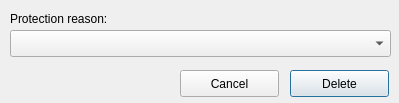
This is huggle/protectpage.ui in huggle/huggle3-qt-lx as Qt 5 draws it before an edit. The edited form follows.
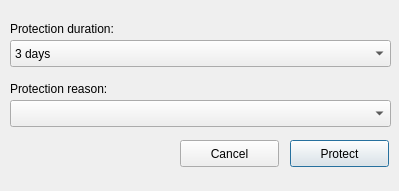
This is the edited form.

Commit message: protect page done

```diff
--- a/huggle/protectpage.ui
+++ b/huggle/protectpage.ui
@@ -7,7 +7,7 @@
     <x>0</x>
     <y>0</y>
     <width>399</width>
-    <height>103</height>
+    <height>191</height>
    </rect>
   </property>
   <property name="windowTitle">
@@ -17,7 +17,7 @@
    <property name="geometry">
     <rect>
      <x>180</x>
-     <y>70</y>
+     <y>140</y>
      <width>99</width>
      <height>27</height>
     </rect>
@@ -30,13 +30,13 @@
    <property name="geometry">
     <rect>
      <x>290</x>
-     <y>70</y>
+     <y>140</y>
      <width>99</width>
      <height>27</height>
     </rect>
    </property>
    <property name="text">
-    <string>Delete</string>
+    <string>Protect</string>
    </property>
    <property name="default">
     <bool>true</bool>
@@ -46,7 +46,7 @@
    <property name="geometry">
     <rect>
      <x>10</x>
-     <y>30</y>
+     <y>100</y>
      <width>381</width>
      <height>27</height>
     </rect>
@@ -56,7 +56,7 @@
    <property name="geometry">
     <rect>
      <x>10</x>
-     <y>10</y>
+     <y>80</y>
      <width>131</width>
      <height>17</height>
     </rect>
@@ -65,6 +65,69 @@
     <string>Protection reason:</string>
    </property>
   </widget>
+  <widget class="QComboBox" name="comboBox_2">
+   <property name="geometry">
+    <rect>
+     <x>10</x>
+     <y>40</y>
+     <width>381</width>
+     <height>27</height>
+    </rect>
+   </property>
+   <item>
+    <property name="text">
+     <string>3 days</string>
+    </property>
+   </item>
+   <item>
+    <property name="text">
+     <string>1 week</string>
+    </property>
+   </item>
+   <item>
+    <property name="text">
+     <string>2 weeks</string>
+    </property>
+   </item>
+   <item>
+    <property name="text">
+     <string>1 month</string>
+    </property>
+   </item>
+   <item>
+    <property name="text">
+     <string>3 months</string>
+    </property>
+   </item>
+   <item>
+    <property name="text">
+     <string>6 months</string>
+    </property>
+   </item>
+   <item>
+    <property name="text">
+     <string>1 year</string>
+    </property>
+   </item>
+   <item>
+    <property name="text">
+     <string>indefinite</string>
+    </property>
+   </item>
+  </widget>
+  <widget class="QLabel" name="label_2">
+   <property name="geometry">
+    <rect>
+     <x>10</x>
+     <y>20</y>
+     <width>141</width>
+     <height>17</height>
+    </rect>
+   </property>
+   <property name="text">
+    <string>Protection duration:</string>
+   </property>
+  </widget>
  </widget>
  <resources/>
  <connections/>
```
The commit also changes 9 other files.
